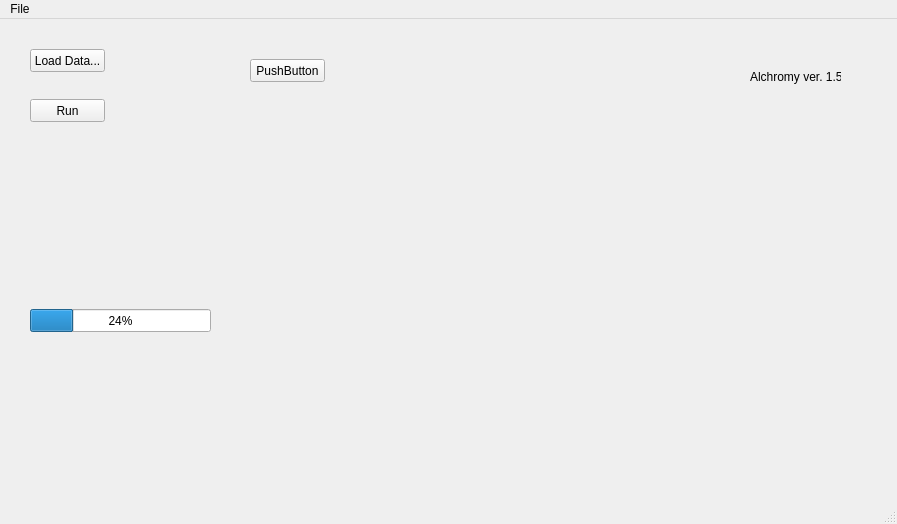
Qt form ui/alchromy_main.ui (hickey221/Alchromy) before a commit.
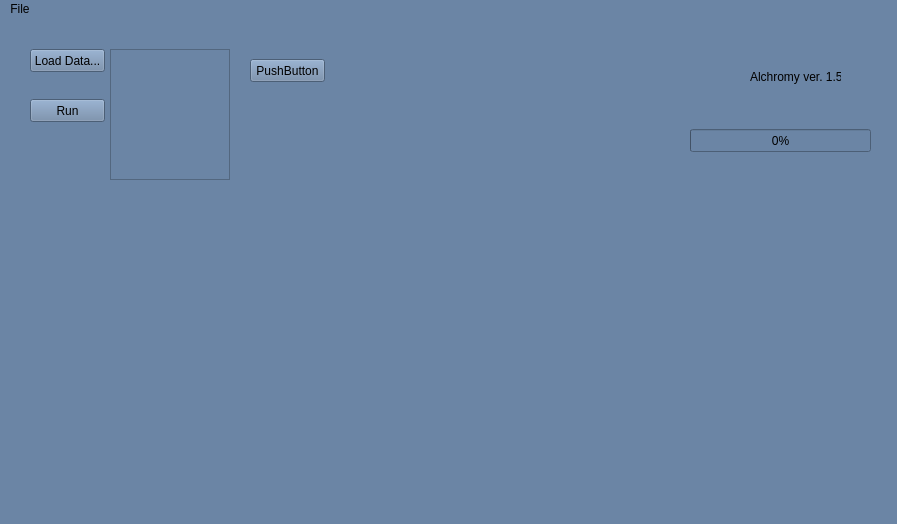
The same form after that commit. Icons and pictures are not drawn.

```diff
--- a/ui/alchromy_main.ui
+++ b/ui/alchromy_main.ui
@@ -13,6 +13,9 @@
   <property name="windowTitle">
    <string>Alchromy</string>
   </property>
+  <property name="styleSheet">
+   <string notr="true">background-color: rgb(107, 133, 165);</string>
+  </property>
   <widget class="QWidget" name="centralwidget">
    <widget class="QLabel" name="label">
     <property name="geometry">
@@ -56,14 +59,14 @@
    <widget class="QProgressBar" name="progressBar">
     <property name="geometry">
      <rect>
-      <x>30</x>
-      <y>290</y>
+      <x>690</x>
+      <y>110</y>
       <width>181</width>
       <height>23</height>
      </rect>
     </property>
     <property name="value">
-     <number>24</number>
+     <number>0</number>
     </property>
    </widget>
    <widget class="QPushButton" name="run">
@@ -92,6 +95,29 @@
      <string>PushButton</string>
     </property>
    </widget>
+   <widget class="QScrollArea" name="scrollArea">
+    <property name="geometry">
+     <rect>
+      <x>110</x>
+      <y>30</y>
+      <width>120</width>
+      <height>131</height>
+     </rect>
+    </property>
+    <property name="widgetResizable">
+     <bool>true</bool>
+    </property>
+    <widget class="QWidget" name="scrollAreaWidgetContents">
+     <property name="geometry">
+      <rect>
+       <x>0</x>
+       <y>0</y>
+       <width>118</width>
+       <height>129</height>
+      </rect>
+     </property>
+    </widget>
+   </widget>
   </widget>
   <widget class="QMenuBar" name="menubar">
    <property name="geometry">
```
